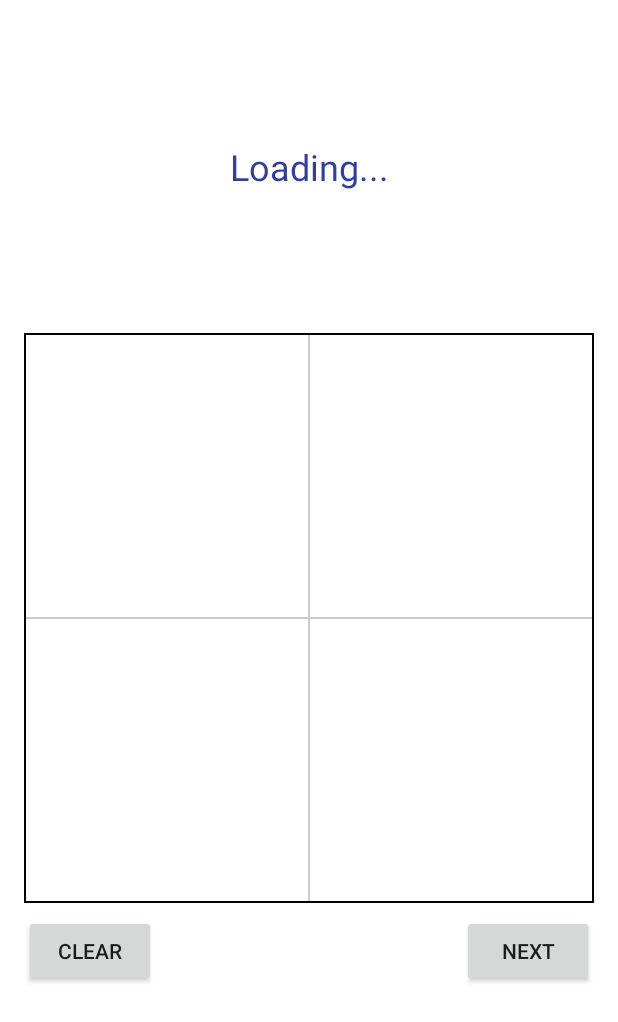
After one commit to aljfajardo/genki-pa, an Android app: the PracticeWritingActivity screen opened directly, with no data from a screen before it, on a phone screen of 412 x 824 dp. The commit adds this screen. Shown: the top 1022 px of the screen. Run offline under Robolectric (Android 15) with nearby library versions, the phone set to English and light mode, and no system bars.

Commit message:
Drawing canvas initial creation
* Updated .gitignore

* Set up drawing canvas and clear with some placeholders.

* Fixed gitignore and tracked useless file.

```diff
--- a/app/build.gradle
+++ b/app/build.gradle
@@ -23,9 +23,8 @@ dependencies {
     implementation 'com.android.support:appcompat-v7:26.1.0'
     implementation 'com.android.support.constraint:constraint-layout:1.0.2'
     implementation 'com.android.support:support-v4:26.1.0'
+    implementation 'com.android.support:recyclerview-v7:26.1.0'
     testImplementation 'junit:junit:4.12'
     androidTestImplementation 'com.android.support.test:runner:1.0.1'
     androidTestImplementation 'com.android.support.test.espresso:espresso-core:3.0.1'
-
-    compile 'com.android.support:recyclerview-v7:26.1.0'
 }
--- /dev/null
+++ b/app/src/main/java/com/example/android/learningaid/PracticeWritingActivity.java
@@ -0,0 +1,26 @@
+package com.example.android.learningaid;
+
+import android.support.v7.app.AppCompatActivity;
+import android.os.Bundle;
+import android.util.Log;
+import android.view.View;
+
+import com.example.android.learningaid.view.DrawingView;
+
+public class PracticeWritingActivity extends AppCompatActivity {
+
+    @Override
+    protected void onCreate(Bundle savedInstanceState) {
+        super.onCreate(savedInstanceState);
+        setContentView(R.layout.activity_practice_writing);
+    }
+
+    public void onClickClear(View view) {
+        DrawingView drawingView = findViewById(R.id.drawing_view);
+        drawingView.clearCanvas();
+    }
+
+    public void onClickNext(View view) {
+
+    }
+}
--- /dev/null
+++ b/app/src/main/java/com/example/android/learningaid/view/DrawingView.java
@@ -0,0 +1,65 @@
+package com.example.android.learningaid.view;
+
+import android.content.Context;
+import android.graphics.Canvas;
+import android.graphics.Color;
+import android.graphics.Paint;
+import android.graphics.Path;
+import android.util.AttributeSet;
+import android.view.MotionEvent;
+import android.view.View;
+
+public class DrawingView extends View {
+    private final int paintColor = Color.BLACK;
+    private Paint drawPaint;
+    private Path path = new Path();
+
+    public DrawingView(Context context, AttributeSet attrs) {
+        super(context, attrs);
+        setFocusable(true);
+        setFocusableInTouchMode(true);
+        setupPaint();
+    }
+
+    private void setupPaint() {
+        drawPaint = new Paint();
+        drawPaint.setColor(paintColor);
+        drawPaint.setAntiAlias(true);
+        drawPaint.setStrokeWidth(5);
+        drawPaint.setStyle(Paint.Style.STROKE);
+        drawPaint.setStrokeJoin(Paint.Join.ROUND);
+        drawPaint.setStrokeCap(Paint.Cap.ROUND);
+    }
+
+    @Override
+    protected void onDraw(Canvas canvas) {
+        canvas.drawPath(path, drawPaint);
+    }
+
+    @Override
+    public boolean onTouchEvent(MotionEvent event) {
+        float pointX = event.getX();
+        float pointY = event.getY();
+        switch (event.getAction()) {
+            case MotionEvent.ACTION_DOWN:
+                path.moveTo(pointX, pointY);
+                return true;
+            case MotionEvent.ACTION_MOVE:
+                path.lineTo(pointX, pointY);
+                break;
+            default:
+                return false;
+        }
+        postInvalidate();
+        return true;
+    }
+
+    public void clearCanvas() {
+        path.reset();
+        invalidate();
+    }
+
+    public void saveCanvas() {
+
+    }
+}
--- /dev/null
+++ b/app/src/main/res/drawable/practice_writing_grid_quadrant.xml
@@ -0,0 +1,26 @@
+<?xml version="1.0" encoding="utf-8"?>
+<layer-list xmlns:android="http://schemas.android.com/apk/res/android">
+    <item>
+        <shape android:shape="line">
+            <stroke
+                android:color="@color/colorGray"
+                android:width="1dp" />
+        </shape>
+    </item>
+    <item>
+        <rotate
+            android:fromDegrees="90"
+            android:toDegrees="90">
+            <shape android:shape="line">
+                <stroke
+                    android:color="@color/colorGray"
+                    android:width="1dp" />
+            </shape>
+        </rotate>
+    </item>
+    <item>
+        <shape android:shape="rectangle">
+            <stroke android:width="1dp" />
+        </shape>
+    </item>
+</layer-list>
--- /dev/null
+++ b/app/src/main/res/layout/activity_practice_writing.xml
@@ -0,0 +1,49 @@
+<?xml version="1.0" encoding="utf-8"?>
+<android.support.constraint.ConstraintLayout
+    xmlns:android="http://schemas.android.com/apk/res/android"
+    xmlns:app="http://schemas.android.com/apk/res-auto"
+    android:layout_width="match_parent"
+    android:layout_height="match_parent">
+    <TextView
+        android:id="@+id/drawing_suggestion"
+        android:layout_width="wrap_content"
+        android:layout_height="wrap_content"
+        android:text="Loading..."
+        android:textSize="24dp"
+        android:textColor="@color/colorPrimaryDark"
+        app:layout_constraintTop_toTopOf="parent"
+        app:layout_constraintRight_toRightOf="parent"
+        app:layout_constraintBottom_toTopOf="@+id/drawing_view"
+        app:layout_constraintLeft_toLeftOf="parent" />
+    <com.example.android.learningaid.view.DrawingView xmlns:android="http://schemas.android.com/apk/res/android"
+        android:id="@+id/drawing_view"
+        android:layout_width="0dp"
+        android:layout_height="0dp"
+        android:layout_marginLeft="16dp"
+        android:layout_marginRight="16dp"
+        android:background="@drawable/practice_writing_grid_quadrant"
+        app:layout_constraintBottom_toBottomOf="parent"
+        app:layout_constraintDimensionRatio="1:1"
+        app:layout_constraintLeft_toLeftOf="parent"
+        app:layout_constraintRight_toRightOf="parent"
+        app:layout_constraintTop_toTopOf="parent">
+    </com.example.android.learningaid.view.DrawingView>
+    <Button
+        android:layout_width="wrap_content"
+        android:layout_height="wrap_content"
+        android:layout_marginTop="8dp"
+        android:layout_marginLeft="16dp"
+        android:text="@string/canvas_clear"
+        android:onClick="onClickClear"
+        app:layout_constraintTop_toBottomOf="@+id/drawing_view"
+        app:layout_constraintLeft_toLeftOf="parent" />
+    <Button
+        android:layout_width="wrap_content"
+        android:layout_height="wrap_content"
+        android:layout_marginTop="8dp"
+        android:layout_marginRight="16dp"
+        android:text="@string/canvas_next"
+        android:onClick="onClickNext"
+        app:layout_constraintTop_toBottomOf="@+id/drawing_view"
+        app:layout_constraintRight_toRightOf="parent" />
+</android.support.constraint.ConstraintLayout>
--- a/app/src/main/res/values/colors.xml
+++ b/app/src/main/res/values/colors.xml
@@ -3,6 +3,6 @@
     <color name="colorPrimary">#3F51B5</color>
     <color name="colorPrimaryDark">#303F9F</color>
     <color name="colorAccent">#FF4081</color>
-
-    <color name="black_overlay">#66000000</color>
+    <color name="colorGray">#CCCCCC</color>
+    <color name="black_overlay">#000000</color>
 </resources>
--- a/app/src/main/res/values/strings.xml
+++ b/app/src/main/res/values/strings.xml
@@ -1,6 +1,7 @@
 <resources>
     <string name="app_name">Learning Aid</string>
     <string name="button_kana_practice">Practice Kana</string>
+    <string name="button_kana_writing">Writing Kana</string>
     <string name="button_course_content">Course Content</string>
     <string name="button_practice_content">Practice Content</string>
 
@@ -33,9 +34,11 @@
     <string name="ra_katakana">ラリルレロ</string>
     <string name="wa_n_katakana">ワヲン</string>
 
+    <string name="canvas_clear">Clear</string>
+    <string name="canvas_next">Next</string>
+
     <string name="title_activity_practice_parameters">PracticeParametersActivity</string>
     <string name="dummy_button">Dummy Button</string>
     <string name="dummy_content">DUMMY\nCONTENT</string>
-
     <string name="title_activity_fullscreen">FullscreenActivity</string>
 </resources>
--- a/app/src/main/res/values/styles.xml
+++ b/app/src/main/res/values/styles.xml
@@ -12,6 +12,7 @@
         <item name="android:actionBarStyle">@style/FullscreenActionBarStyle</item>
         <item name="android:windowActionBarOverlay">true</item>
         <item name="android:windowBackground">@null</item>
+        <item name="android:background">@android:color/white</item>
         <item name="metaButtonBarStyle">?android:attr/buttonBarStyle</item>
         <item name="metaButtonBarButtonStyle">?android:attr/buttonBarButtonStyle</item>
         <item name="windowActionBar">false</item>
--- a/build.gradle
+++ b/build.gradle
@@ -7,7 +7,7 @@ buildscript {
         jcenter()
     }
     dependencies {
-        classpath 'com.android.tools.build:gradle:3.0.1'
+        classpath 'com.android.tools.build:gradle:3.1.0'
 
 
         // NOTE: Do not place your application dependencies here; they belong
```
Also changed, not shown: app/src/main/AndroidManifest.xml (+5 -2 lines), app/src/main/java/com/example/android/learningaid/MainActivity.java (+6 -19 lines), app/src/main/res/layout/activity_main.xml (+5 -12 lines), gradle/wrapper/gradle-wrapper.properties, 1 other file.
